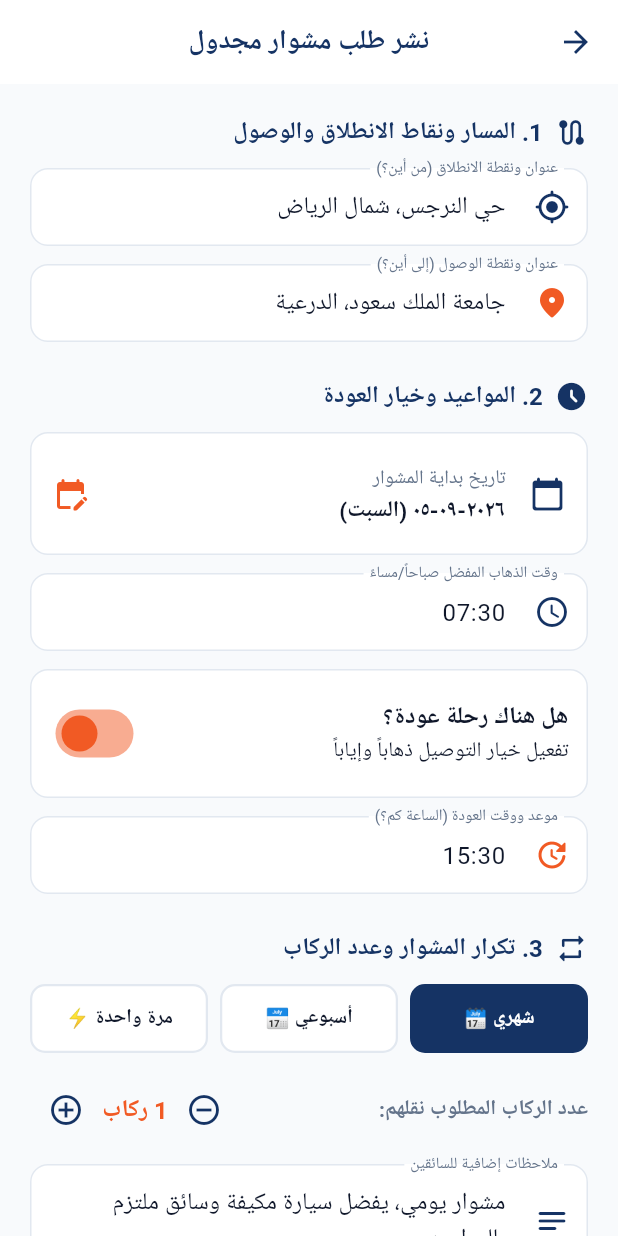
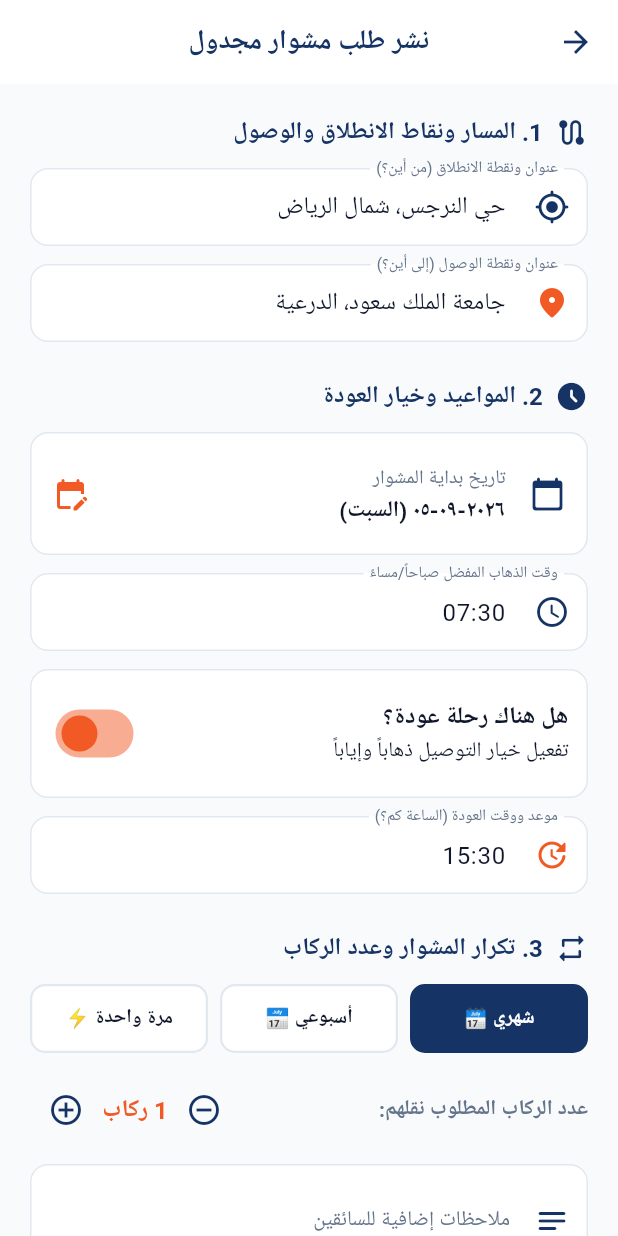
Before and after one commit to AhmedRashwan26/tarheel, a Flutter app: the PostTripScreen screen opened directly, on a phone screen of 412 x 824 dp. Run offline on Flutter 3.47's test engine with Material 3 defaults, Android fonts, the phone set to English and light mode, and no system bars; our stand-ins replace audioplayers, dio, file_picker, google_fonts, shared_preferences, socket_io_client; accounts and stored records are empty; Roboto replaces fonts that are missing (Cairo).

Commit message:
style: update client notes placeholder with realistic examples

```diff
--- a/tarheel_app/lib/features/client/post_trip_screen.dart
+++ b/tarheel_app/lib/features/client/post_trip_screen.dart
@@ -18,7 +18,7 @@ class _PostTripScreenState extends State<PostTripScreen> {
   final _dropoffAddressController = TextEditingController(text: 'جامعة الملك سعود، الدرعية');
   final _preferredTimeController = TextEditingController(text: '07:30');
   final _returnTimeController = TextEditingController(text: '15:30');
-  final _notesController = TextEditingController(text: 'مشوار يومي، يفضل سيارة مكيفة وسائق ملتزم بالمواعيد.');
+  final _notesController = TextEditingController();
 
   DateTime _startDate = DateTime.now().add(const Duration(days: 1));
   bool _hasReturn = true;
@@ -245,6 +245,7 @@ class _PostTripScreenState extends State<PostTripScreen> {
                   maxLines: 2,
                   decoration: const InputDecoration(
                     labelText: 'ملاحظات إضافية للسائقين',
+                    hintText: 'مثال: سآخذ صديقي معي في طريقي.. أو سأتوقف قليلاً عند البقالة...',
                     prefixIcon: Icon(Icons.notes_rounded, color: AppColors.primary),
                   ),
                 ),
```
